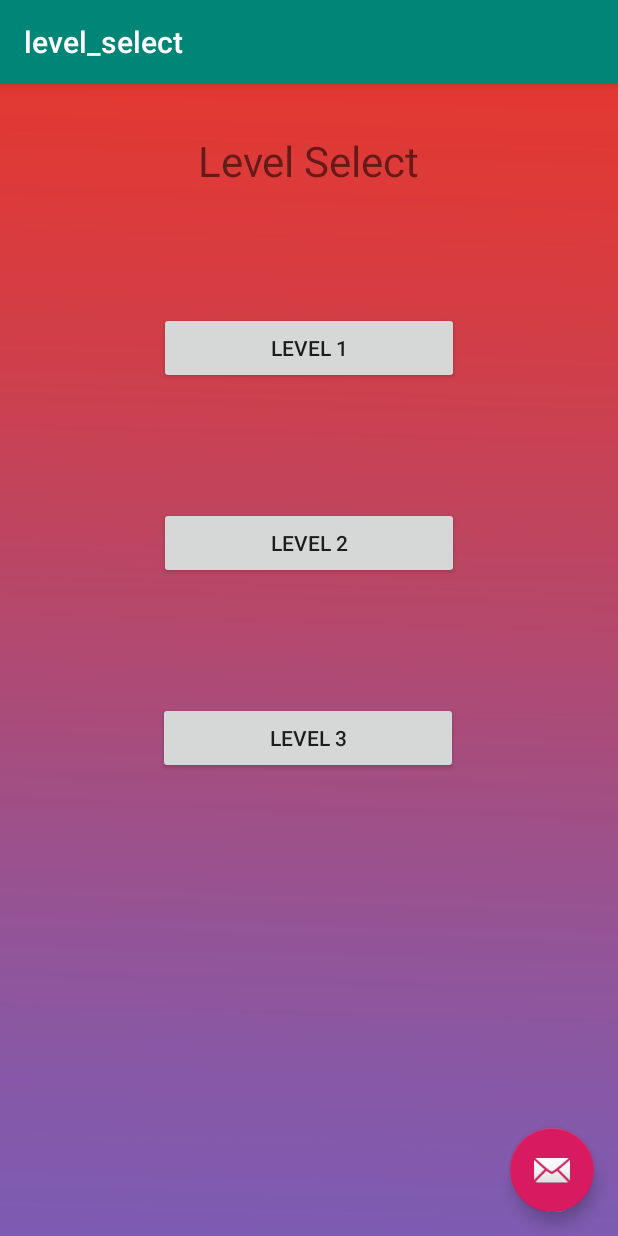
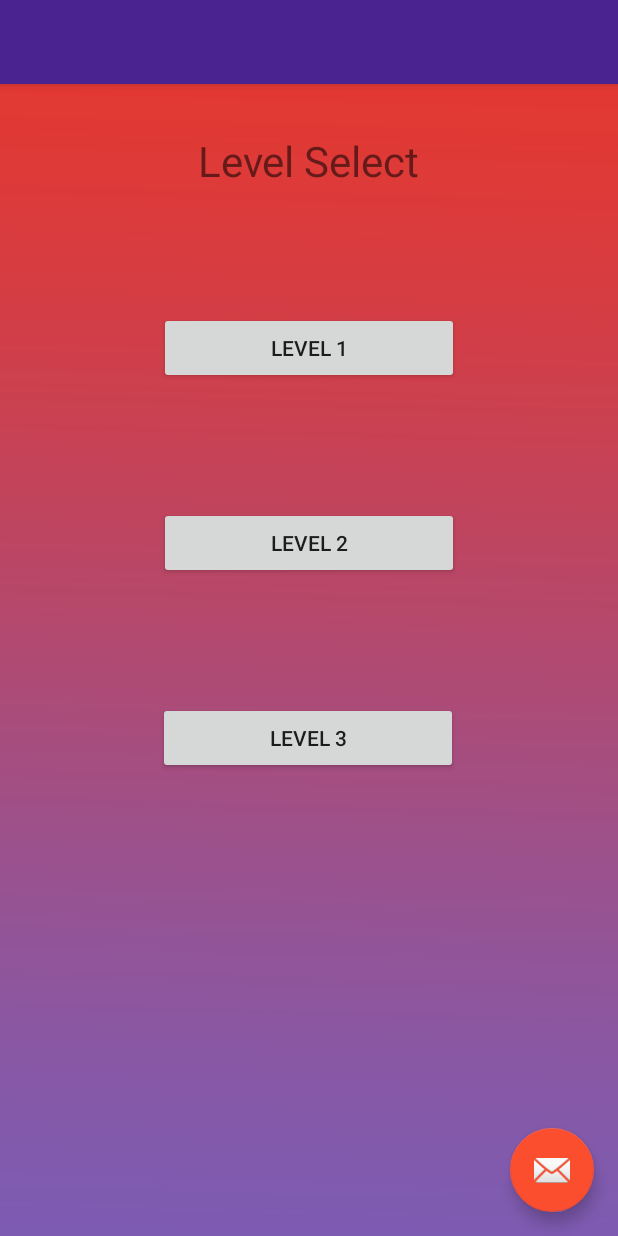
Before and after one commit to Winningtopas/IndividualAssignment, an Android app: the LevelSelect screen opened directly, with no data from a screen before it, on a phone screen of 412 x 824 dp. Run offline under Robolectric (Android 15) with nearby library versions, the phone set to English and light mode, and no system bars.

Commit message:
fixed the topbar and changed the app colors

```diff
--- a/app/src/main/java/com/example/shoppinglistkotlin/LevelSelect.kt
+++ b/app/src/main/java/com/example/shoppinglistkotlin/LevelSelect.kt
@@ -12,15 +12,15 @@
     override fun onCreate(savedInstanceState: Bundle?) {
         super.onCreate(savedInstanceState)
         setContentView(R.layout.activity_level_select)
-        setSupportActionBar(toolbar)
+        //setSupportActionBar(toolbar)
 
-        fab.setOnClickListener { view ->
+/*        fab.setOnClickListener { view ->
             Snackbar.make(view, "Replace with your own action", Snackbar.LENGTH_LONG)
                 .setAction("Action", null).show()
-        }
+        }*/
         initViews()
 
-        println();
+        //println();
 
     }
 
--- a/app/src/main/java/com/example/shoppinglistkotlin/MainActivity.kt
+++ b/app/src/main/java/com/example/shoppinglistkotlin/MainActivity.kt
@@ -61,7 +61,7 @@
 
         super.onCreate(savedInstanceState)
         setContentView(R.layout.activity_main)
-        setSupportActionBar(toolbar)
+        //setSupportActionBar(toolbar)
 
         //deleteGameList()
 
--- a/app/src/main/res/values/colors.xml
+++ b/app/src/main/res/values/colors.xml
@@ -1,6 +1,6 @@
 <?xml version="1.0" encoding="utf-8"?>
 <resources>
-    <color name="colorPrimary">#008577</color>
-    <color name="colorPrimaryDark">#00574B</color>
-    <color name="colorAccent">#D81B60</color>
+    <color name="colorPrimary">#4a2391</color>
+    <color name="colorPrimaryDark">#2d1657</color>
+    <color name="colorAccent">#fa4e2f</color>
 </resources>
```
